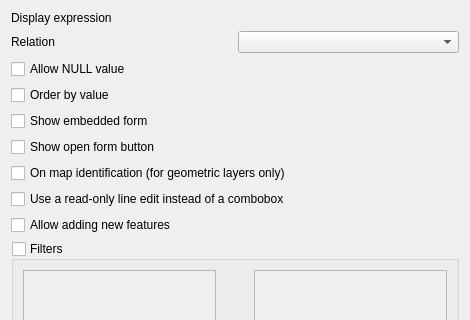
Qt form src/ui/editorwidgets/qgsrelationreferenceconfigdlgbase.ui (qgis/QGIS) before a commit; both pictures show x 0 to 470 and y 0 to 320 of the 470 by 502 pixel window.
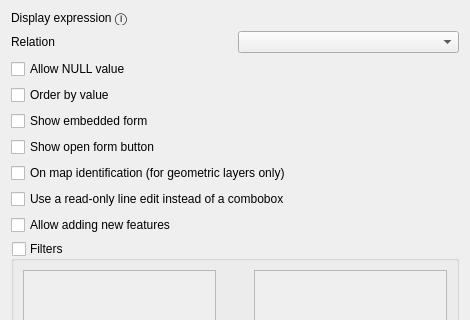
The same form after that commit. Icons and pictures are not drawn. Custom widgets are drawn as their Qt base class.

Commit message: adding explanation and information icon

What changed in the file:
```diff
--- a/src/ui/editorwidgets/qgsrelationreferenceconfigdlgbase.ui
+++ b/src/ui/editorwidgets/qgsrelationreferenceconfigdlgbase.ui
@@ -76,7 +76,10 @@
    <item row="0" column="0">
     <widget class="QLabel" name="label">
      <property name="text">
-      <string>Display expression</string>
+      <string>Display expression Ⓘ</string>
+     </property>
+     <property name="tooltip">
+      <string>This setting is not saved in the style. It is changing the display name on the referenced layer.</string>
      </property>
     </widget>
    </item>
```
